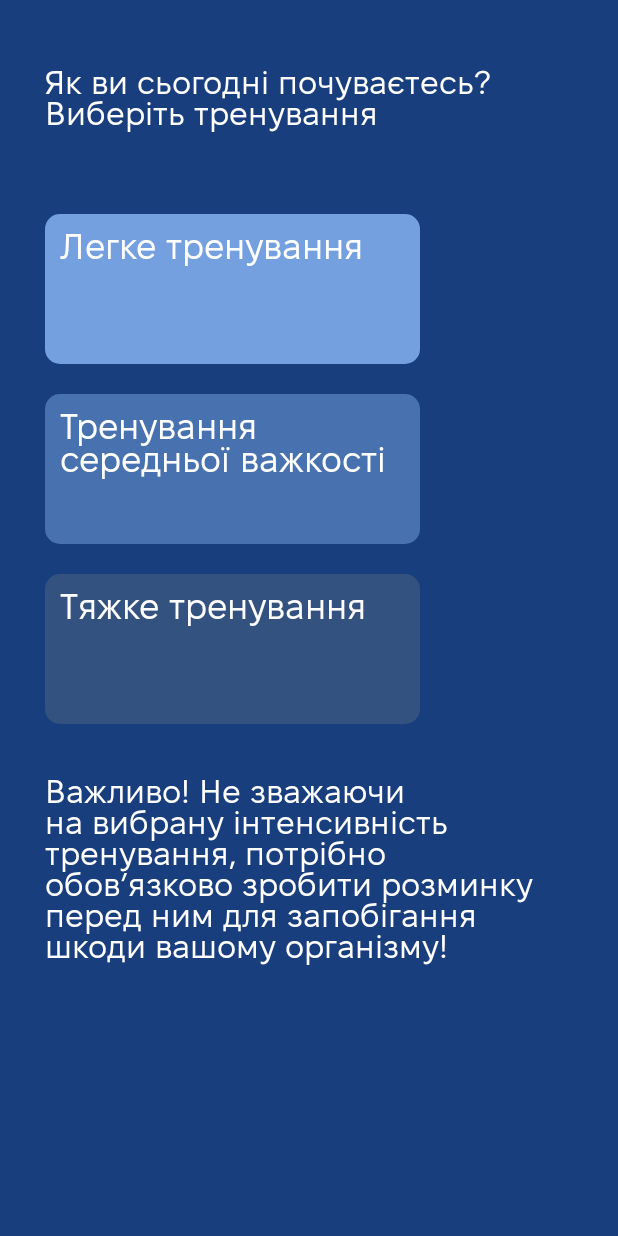
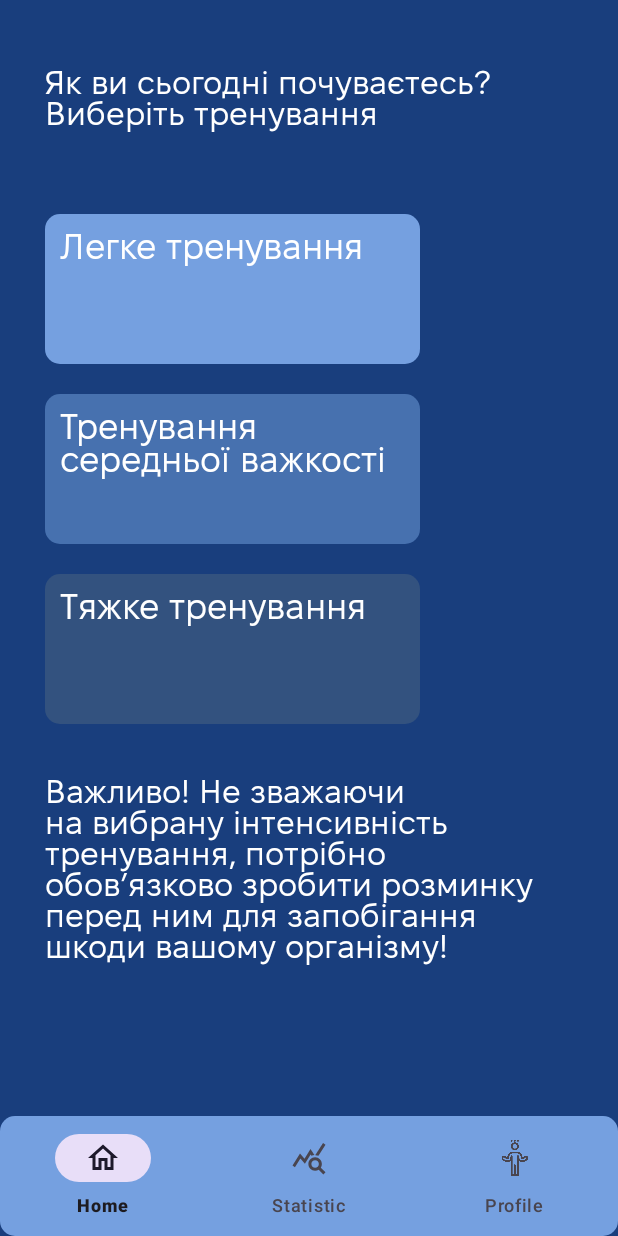
Before and after one commit to y0daaaa/Trainer, an Android app: the screen it shows after launch (MainActivity), on a phone screen of 412 x 824 dp. Run offline under Robolectric (Android 15) with nearby library versions, the phone set to English and light mode, and no system bars; our stand-ins replace Dagger/Hilt's generated code; Roboto replaces fonts that are not available here.

Commit message:
need to fix bottom nav

```diff
--- a/app/src/main/java/com/example/trainer/ui/MainActivity.kt
+++ b/app/src/main/java/com/example/trainer/ui/MainActivity.kt
@@ -2,7 +2,12 @@ package com.example.trainer.ui
 
 import androidx.appcompat.app.AppCompatActivity
 import android.os.Bundle
+import androidx.fragment.app.Fragment
+import com.example.trainer.R
 import com.example.trainer.databinding.ActivityMainBinding
+import com.example.trainer.ui.home.HomeFragment
+import com.example.trainer.ui.profile.ProfileFragment
+import com.example.trainer.ui.statistics.StatisticsFragment
 import dagger.hilt.android.AndroidEntryPoint
 
 @AndroidEntryPoint
@@ -13,5 +18,37 @@ class MainActivity : AppCompatActivity() {
         super.onCreate(savedInstanceState)
         binding = ActivityMainBinding.inflate(layoutInflater)
         setContentView(binding.root)
+        replaceFragment(HomeFragment())
+
+        binding.bottomNavigationView.setOnItemSelectedListener {
+
+            when(it.itemId) {
+
+                R.id.home_nav -> replaceFragment(HomeFragment())
+                R.id.statistic_nav -> replaceFragment(StatisticsFragment())
+                R.id.profile_nav -> replaceFragment(ProfileFragment())
+
+
+                else -> {
+
+
+
+                }
+
+            }
+
+            true
+        }
+
     }
+
+    private fun replaceFragment(fragment: Fragment) {
+
+        val fragmentManager = supportFragmentManager
+        val fragmentTransaction = fragmentManager.beginTransaction()
+        fragmentTransaction.replace(R.id.frame_layout,fragment)
+        fragmentTransaction.commit()
+
+    }
+
 }
--- /dev/null
+++ b/app/src/main/java/com/example/trainer/ui/statistics/StatisticsFragment.kt
@@ -0,0 +1,6 @@
+package com.example.trainer.ui.statistics
+
+import androidx.fragment.app.Fragment
+import com.example.trainer.R
+
+class StatisticsFragment : Fragment(R.layout.fragment_statistics)
--- /dev/null
+++ b/app/src/main/res/drawable/home.xml
@@ -0,0 +1,5 @@
+<vector android:height="24dp" android:tint="#000000"
+    android:viewportHeight="24" android:viewportWidth="24"
+    android:width="24dp" xmlns:android="http://schemas.android.com/apk/res/android">
+    <path android:fillColor="@android:color/white" android:pathData="M12,5.69l5,4.5V18h-2v-6H9v6H7v-7.81l5,-4.5M12,3L2,12h3v8h6v-6h2v6h6v-8h3L12,3z"/>
+</vector>
--- /dev/null
+++ b/app/src/main/res/drawable/person.xml
@@ -0,0 +1,5 @@
+<vector android:height="24dp" android:tint="#000000"
+    android:viewportHeight="24" android:viewportWidth="24"
+    android:width="24dp" xmlns:android="http://schemas.android.com/apk/res/android">
+    <path android:fillColor="@android:color/white" android:pathData="M12,12c2.21,0 4,-1.79 4,-4s-1.79,-4 -4,-4 -4,1.79 -4,4 1.79,4 4,4zM12,14c-2.67,0 -8,1.34 -8,4v2h16v-2c0,-2.66 -5.33,-4 -8,-4z"/>
+</vector>
--- /dev/null
+++ b/app/src/main/res/drawable/statistic.xml
@@ -0,0 +1,5 @@
+<vector android:height="24dp" android:tint="#000000"
+    android:viewportHeight="24" android:viewportWidth="24"
+    android:width="24dp" xmlns:android="http://schemas.android.com/apk/res/android">
+    <path android:fillColor="@android:color/white" android:pathData="M19.88,18.47c0.44,-0.7 0.7,-1.51 0.7,-2.39c0,-2.49 -2.01,-4.5 -4.5,-4.5s-4.5,2.01 -4.5,4.5s2.01,4.5 4.49,4.5c0.88,0 1.7,-0.26 2.39,-0.7L21.58,23L23,21.58L19.88,18.47zM16.08,18.58c-1.38,0 -2.5,-1.12 -2.5,-2.5c0,-1.38 1.12,-2.5 2.5,-2.5s2.5,1.12 2.5,2.5C18.58,17.46 17.46,18.58 16.08,18.58zM15.72,10.08c-0.74,0.02 -1.45,0.18 -2.1,0.45l-0.55,-0.83l-3.8,6.18l-3.01,-3.52l-3.63,5.81L1,17l5,-8l3,3.5L13,6C13,6 15.72,10.08 15.72,10.08zM18.31,10.58c-0.64,-0.28 -1.33,-0.45 -2.05,-0.49c0,0 5.12,-8.09 5.12,-8.09L23,3.18L18.31,10.58z"/>
+</vector>
--- a/app/src/main/res/layout/activity_main.xml
+++ b/app/src/main/res/layout/activity_main.xml
@@ -1,10 +1,21 @@
 <?xml version="1.0" encoding="utf-8"?>
-<LinearLayout xmlns:android="http://schemas.android.com/apk/res/android"
+<androidx.constraintlayout.widget.ConstraintLayout xmlns:android="http://schemas.android.com/apk/res/android"
     xmlns:app="http://schemas.android.com/apk/res-auto"
     xmlns:tools="http://schemas.android.com/tools"
     android:layout_width="match_parent"
     android:layout_height="match_parent"
     tools:context=".ui.MainActivity">
+
+    <FrameLayout
+        android:id="@+id/frame_layout"
+        android:layout_width="0dp"
+        android:layout_height="0dp"
+        app:layout_constraintBottom_toTopOf="@+id/bottomNavigationView"
+        app:layout_constraintEnd_toEndOf="parent"
+        app:layout_constraintStart_toStartOf="parent"
+        app:layout_constraintTop_toTopOf="parent">
+
+    </FrameLayout>
 
     <androidx.fragment.app.FragmentContainerView
         android:id="@+id/fragment_container"
@@ -14,4 +25,14 @@
         app:defaultNavHost="true"
         app:navGraph="@navigation/nav_graph" />
 
-</LinearLayout>
+    <com.google.android.material.bottomnavigation.BottomNavigationView
+        android:id="@+id/bottomNavigationView"
+        android:layout_width="0dp"
+        android:background="@drawable/backgrounds"
+        android:layout_height="wrap_content"
+        app:layout_constraintBottom_toBottomOf="parent"
+        app:layout_constraintEnd_toEndOf="parent"
+        app:menu="@menu/bottom_nav"
+        app:layout_constraintStart_toStartOf="parent" />
+
+</androidx.constraintlayout.widget.ConstraintLayout>
--- a/app/src/main/res/layout/fragment_profile.xml
+++ b/app/src/main/res/layout/fragment_profile.xml
@@ -91,7 +91,8 @@
         android:layout_gravity="end"
         android:backgroundTint="@color/coral"
         android:layout_marginEnd="10dp"
-        android:layout_marginTop="220dp"
+        android:layout_marginTop="180dp"
+        android:layout_marginBottom="70dp"
         android:text="@string/help" />
 
 </LinearLayout>
--- a/app/src/main/res/layout/fragment_sign_in.xml
+++ b/app/src/main/res/layout/fragment_sign_in.xml
@@ -76,7 +76,8 @@
         android:layout_height="wrap_content"
         android:layout_gravity="end"
         android:layout_marginEnd="10dp"
-        android:layout_marginTop="160dp"
+        android:layout_marginTop="100dp"
+        android:layout_marginBottom="70dp"
         android:text="@string/help" />
 
 
--- /dev/null
+++ b/app/src/main/res/menu/bottom_nav.xml
@@ -0,0 +1,22 @@
+<?xml version="1.0" encoding="utf-8"?>
+<menu xmlns:android="http://schemas.android.com/apk/res/android">
+
+    <item
+        android:icon="@drawable/home"
+        android:id="@+id/home_nav"
+        android:layout_width="wrap_content"
+        android:layout_height="wrap_content"
+        android:title="Home" />
+    <item
+        android:icon="@drawable/statistic"
+        android:id="@+id/statistic_nav"
+        android:layout_width="wrap_content"
+        android:layout_height="wrap_content"
+        android:title="Statistic" />
+    <item
+        android:icon="@drawable/main_label_mini"
+        android:id="@+id/profile_nav"
+        android:layout_width="wrap_content"
+        android:layout_height="wrap_content"
+        android:title="Profile" />
+</menu>
```
Also changed, not shown: app/src/main/res/layout/fragment_statistics.xml (added, +15 -0 lines).
